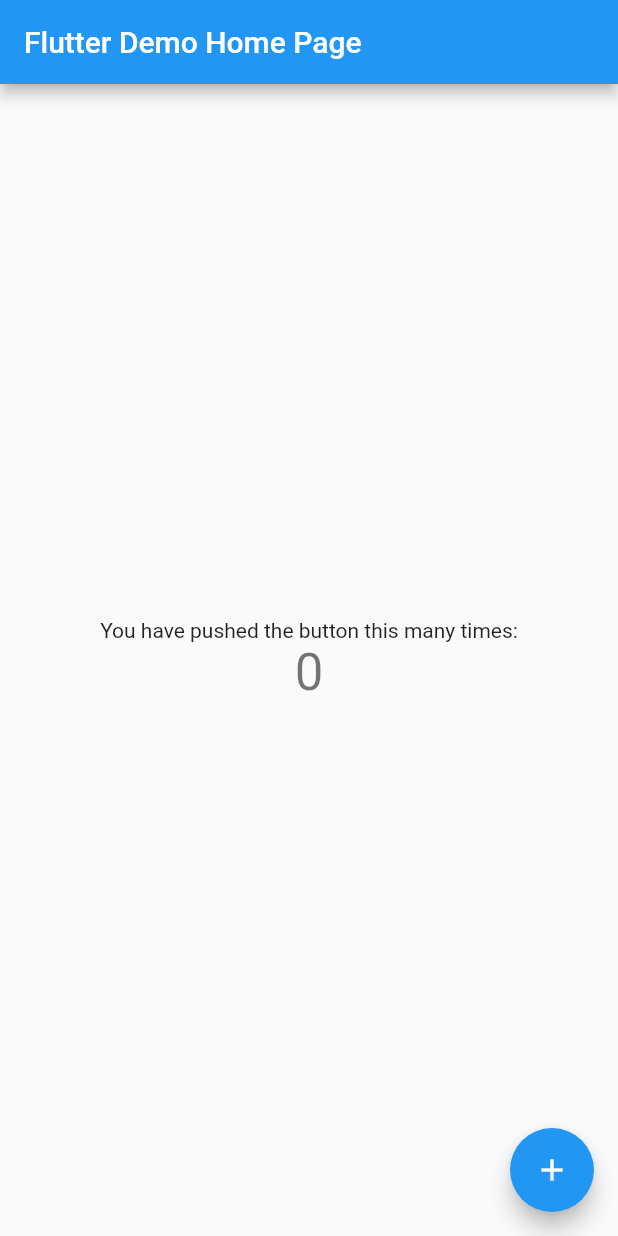
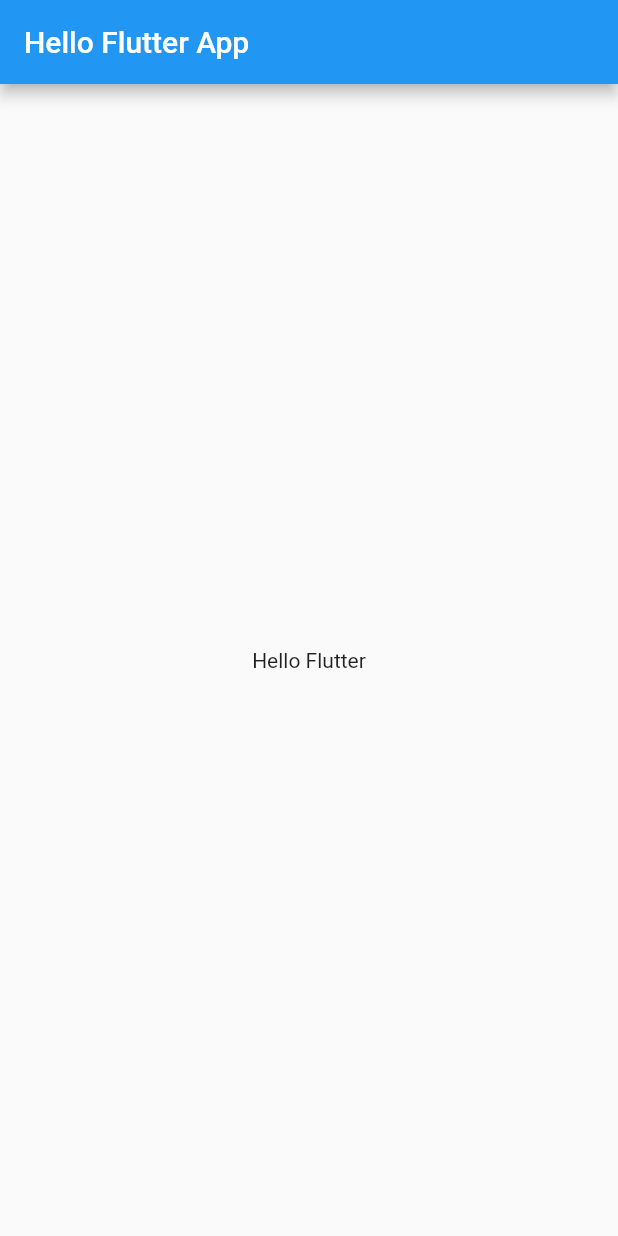
Before and after one commit to mobapptuts/flutter-beginner, a Flutter app: the screen it shows after launch, on a phone screen of 412 x 824 dp. Run offline on Flutter 3.47's test engine with Material 2 defaults, Android fonts, the phone set to English and light mode, and no system bars.

Commit message:
Created Hello World App

```diff
--- a/lib/main.dart
+++ b/lib/main.dart
@@ -1,109 +1,21 @@
 import 'package:flutter/material.dart';
 
-void main() => runApp(new MyApp());
+void main() => runApp(new HelloWorldApp());
 
-class MyApp extends StatelessWidget {
-  // This widget is the root of your application.
+class HelloWorldApp extends StatelessWidget {
   @override
   Widget build(BuildContext context) {
     return new MaterialApp(
-      title: 'Flutter Demo',
-      theme: new ThemeData(
-        // This is the theme of your application.
-        //
-        // Try running your application with "flutter run". You'll see the
-        // application has a blue toolbar. Then, without quitting the app, try
-        // changing the primarySwatch below to Colors.green and then invoke
-        // "hot reload" (press "r" in the console where you ran "flutter run",
-        // or press Run > Flutter Hot Reload in IntelliJ). Notice that the
-        // counter didn't reset back to zero; the application is not restarted.
-        primarySwatch: Colors.blue,
+      title: 'Welcome to hello world app',
+      home: new Scaffold(
+        appBar: new AppBar(
+          title: new Text('Hello Flutter App'),
+        ),
+        body: new Center(
+          child: new Text('Hello Flutter'),
+        ),
       ),
-      home: new MyHomePage(title: 'Flutter Demo Home Page'),
     );
   }
+
 }
-
-class MyHomePage extends StatefulWidget {
-  MyHomePage({Key key, this.title}) : super(key: key);
-
-  // This widget is the home page of your application. It is stateful, meaning
-  // that it has a State object (defined below) that contains fields that affect
-  // how it looks.
-
-  // This class is the configuration for the state. It holds the values (in this
-  // case the title) provided by the parent (in this case the App widget) and
-  // used by the build method of the State. Fields in a Widget subclass are
-  // always marked "final".
-
-  final String title;
-
-  @override
-  _MyHomePageState createState() => new _MyHomePageState();
-}
-
-class _MyHomePageState extends State<MyHomePage> {
-  int _counter = 0;
-
-  void _incrementCounter() {
-    setState(() {
-      // This call to setState tells the Flutter framework that something has
-      // changed in this State, which causes it to rerun the build method below
-      // so that the display can reflect the updated values. If we changed
-      // _counter without calling setState(), then the build method would not be
-      // called again, and so nothing would appear to happen.
-      _counter++;
-    });
-  }
-
-  @override
-  Widget build(BuildContext context) {
-    // This method is rerun every time setState is called, for instance as done
-    // by the _incrementCounter method above.
-    //
-    // The Flutter framework has been optimized to make rerunning build methods
-    // fast, so that you can just rebuild anything that needs updating rather
-    // than having to individually change instances of widgets.
-    return new Scaffold(
-      appBar: new AppBar(
-        // Here we take the value from the MyHomePage object that was created by
-        // the App.build method, and use it to set our appbar title.
-        title: new Text(widget.title),
-      ),
-      body: new Center(
-        // Center is a layout widget. It takes a single child and positions it
-        // in the middle of the parent.
-        child: new Column(
-          // Column is also layout widget. It takes a list of children and
-          // arranges them vertically. By default, it sizes itself to fit its
-          // children horizontally, and tries to be as tall as its parent.
-          //
-          // Invoke "debug paint" (press "p" in the console where you ran
-          // "flutter run", or select "Toggle Debug Paint" from the Flutter tool
-          // window in IntelliJ) to see the wireframe for each widget.
-          //
-          // Column has various properties to control how it sizes itself and
-          // how it positions its children. Here we use mainAxisAlignment to
-          // center the children vertically; the main axis here is the vertical
-          // axis because Columns are vertical (the cross axis would be
-          // horizontal).
-          mainAxisAlignment: MainAxisAlignment.center,
-          children: <Widget>[
-            new Text(
-              'You have pushed the button this many times:',
-            ),
-            new Text(
-              '$_counter',
-              style: Theme.of(context).textTheme.display1,
-            ),
-          ],
-        ),
-      ),
-      floatingActionButton: new FloatingActionButton(
-        onPressed: _incrementCounter,
-        tooltip: 'Increment',
-        child: new Icon(Icons.add),
-      ), // This trailing comma makes auto-formatting nicer for build methods.
-    );
-  }
-}
```
